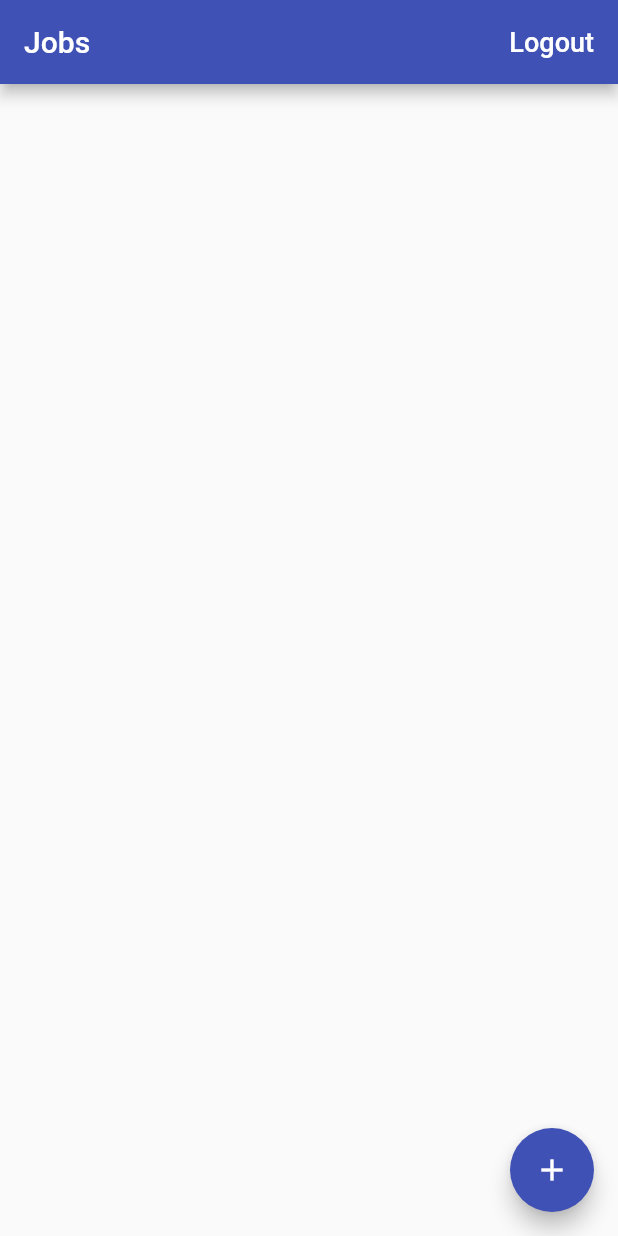
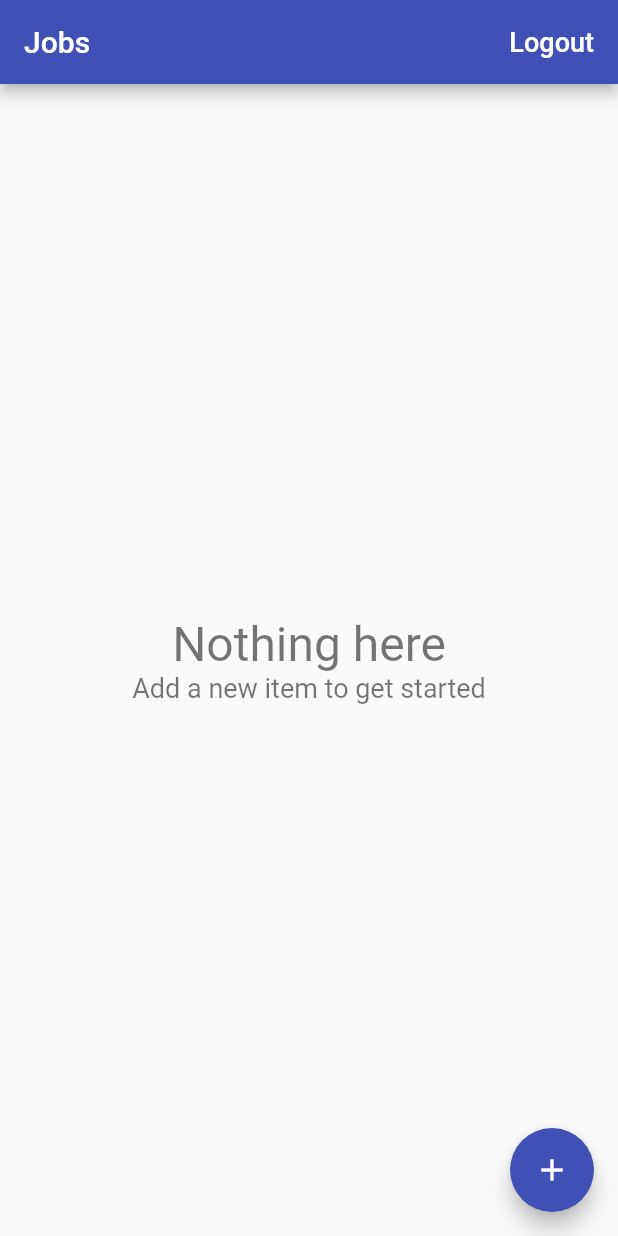
Before and after one commit to josemarjobs/learning-flutter, a Flutter app: the screen it shows once a user with an empty profile is signed in, on a phone screen of 412 x 824 dp. Run offline on Flutter 3.47's test engine with Material 2 defaults, Android fonts, the phone set to English and light mode, and no system bars; our stand-ins replace auto_route, bloc, cached_network_image, cloud_firestore, dartz, data_connection_checker and 13 more; missing offline and left inert: grpc, protobuf; accounts and stored records are empty.

Commit message:
add list items builder

```diff
--- /dev/null
+++ b/time_tracker_flutter_course/lib/home/jobs/empty_content.dart
@@ -0,0 +1,31 @@
+import 'package:flutter/material.dart';
+
+class EmptyContent extends StatelessWidget {
+  final String title;
+  final String message;
+
+  EmptyContent({
+    this.title = 'Nothing here',
+    this.message = 'Add a new item to get started',
+  });
+
+  @override
+  Widget build(BuildContext context) {
+    return Column(
+      mainAxisAlignment: MainAxisAlignment.center,
+      crossAxisAlignment: CrossAxisAlignment.stretch,
+      children: <Widget>[
+        Text(
+          title,
+          style: TextStyle(fontSize: 32.0, color: Colors.black54),
+          textAlign: TextAlign.center,
+        ),
+        Text(
+          message,
+          textAlign: TextAlign.center,
+          style: TextStyle(fontSize: 18.0, color: Colors.black54),
+        ),
+      ],
+    );
+  }
+}
--- a/time_tracker_flutter_course/lib/home/jobs/jobs_page.dart
+++ b/time_tracker_flutter_course/lib/home/jobs/jobs_page.dart
@@ -4,7 +4,9 @@ import 'package:provider/provider.dart';
 import 'package:timetrackerfluttercourse/custom_widgets/platform_alert_dialog.dart';
 import 'package:timetrackerfluttercourse/custom_widgets/platform_exception_alert_dialog.dart';
 import 'package:timetrackerfluttercourse/home/jobs/edit_job_page.dart';
+import 'package:timetrackerfluttercourse/home/jobs/empty_content.dart';
 import 'package:timetrackerfluttercourse/home/jobs/job_list_tile.dart';
+import 'package:timetrackerfluttercourse/home/jobs/list_items_builder.dart';
 import 'package:timetrackerfluttercourse/home/models/job.dart';
 import 'package:timetrackerfluttercourse/services/auth.dart';
 import 'package:timetrackerfluttercourse/services/database.dart';
@@ -62,25 +64,12 @@ class JobsPage extends StatelessWidget {
     return StreamBuilder<List<Job>>(
       stream: db.jobsStream(),
       builder: (context, snapshot) {
-        if (snapshot.hasData) {
-          final jobs = snapshot.data;
-          final children = jobs
-              .map(
-                (job) => JobListTile(
-                  job: job,
-                  onTap: () => EditJobPage.show(context, job),
-                ),
-              )
-              .toList();
-          return ListView(children: children);
-        }
-        if (snapshot.hasError) {
-          return Center(
-            child: Text('Some error occurred'),
-          );
-        }
-        return Center(
-          child: CircularProgressIndicator(),
+        return ListItemsBuilder<Job>(
+          snapshot: snapshot,
+          itemBuilder: (context, job) => JobListTile(
+            job: job,
+            onTap: () => EditJobPage.show(context, job),
+          ),
         );
       },
     );
--- /dev/null
+++ b/time_tracker_flutter_course/lib/home/jobs/list_items_builder.dart
@@ -0,0 +1,48 @@
+import 'package:flutter/material.dart';
+import 'package:timetrackerfluttercourse/home/jobs/empty_content.dart';
+
+typedef ItemWidgetBuilder<T> = Widget Function(BuildContext context, T item);
+
+class ListItemsBuilder<T> extends StatelessWidget {
+  ListItemsBuilder({
+    @required this.snapshot,
+    @required this.itemBuilder,
+  })  : assert(snapshot != null),
+        assert(itemBuilder != null);
+
+  final AsyncSnapshot<List<T>> snapshot;
+  final ItemWidgetBuilder<T> itemBuilder;
+
+  @override
+  Widget build(BuildContext context) {
+    if (snapshot.hasData) {
+      final List<T> items = snapshot.data;
+      if (items.isNotEmpty) {
+        return _buildList(items);
+      } else {
+        return EmptyContent();
+      }
+    } else if (snapshot.hasError) {
+      return EmptyContent(
+        title: 'Something went wrong',
+        message: "Can't load items right now",
+      );
+    }
+    return Center(child: CircularProgressIndicator());
+  }
+
+  Widget _buildList(List<T> items) {
+    return ListView.separated(
+      itemCount: items.length+2,
+      separatorBuilder: (context, index) {
+        return Divider(height: 10.0);
+      },
+      itemBuilder: (BuildContext context, int index) {
+        if (index == 0 || index == items.length+1) {
+          return Container();
+        }
+        return itemBuilder(context, items[index-1]);
+      },
+    );
+  }
+}
```
